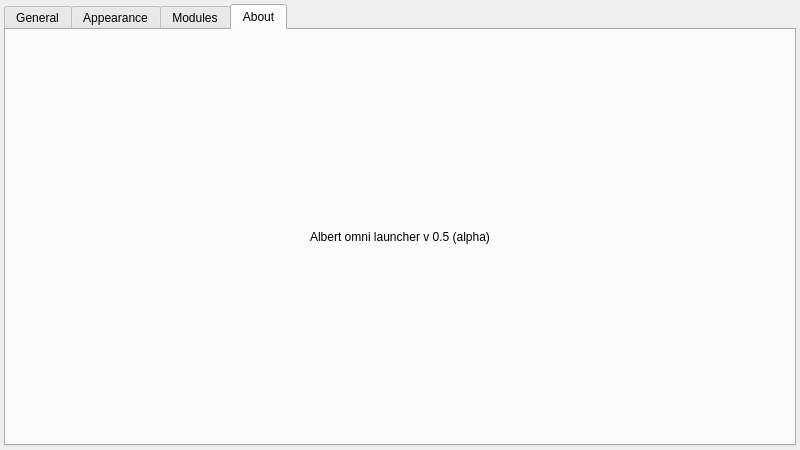
Old version of the form src/ui/settingsdialog.ui in the repository albertlauncher/albert.
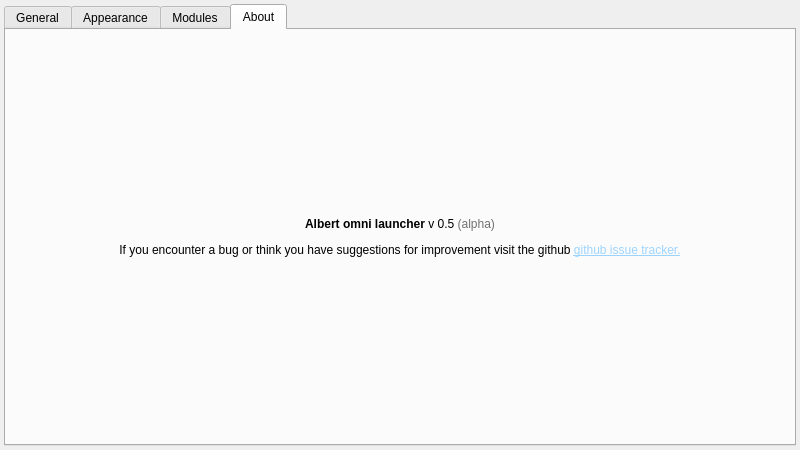
New version of the form. The open tabs and pages were chosen to show the change.

```diff
--- a/src/ui/settingsdialog.ui
+++ b/src/ui/settingsdialog.ui
@@ -203,7 +203,7 @@
        <item>
         <widget class="QLabel" name="label">
          <property name="text">
-          <string>Albert omni launcher v 0.5 (alpha)</string>
+          <string>&lt;html&gt;&lt;head/&gt;&lt;body&gt;&lt;p&gt;&lt;span style=&quot; font-weight:600;&quot;&gt;Albert omni launcher&lt;/span&gt; v 0.5 &lt;span style=&quot; color:#717171;&quot;&gt;(alpha)&lt;/span&gt;&lt;/p&gt;&lt;p&gt;If you encounter a bug or think you have suggestions for improvement visit the github &lt;a href=&quot;https://github.com/ManuelSchneid3r/albert/issues&quot;&gt;&lt;span style=&quot; text-decoration: underline; color:#9cd4ff;&quot;&gt;github issue tracker.&lt;/span&gt;&lt;/a&gt;&lt;/p&gt;&lt;/body&gt;&lt;/html&gt;</string>
          </property>
          <property name="alignment">
           <set>Qt::AlignCenter</set>
```
Left out of the diff: 10 changed lines with no effect on the pictures.
